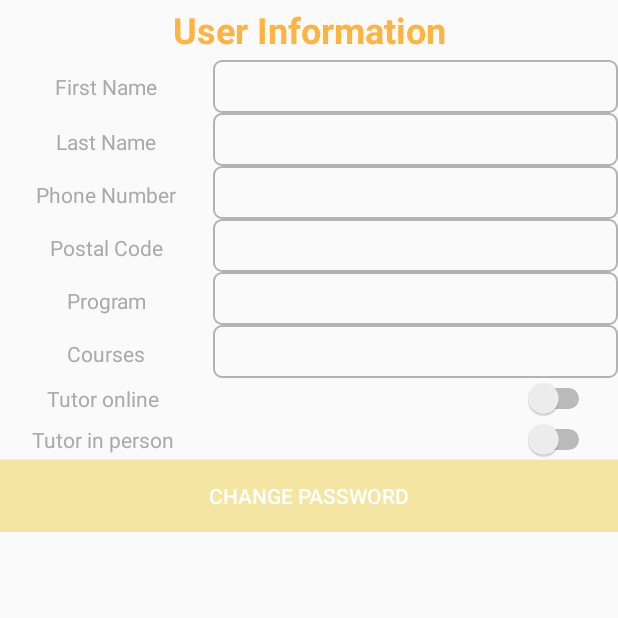
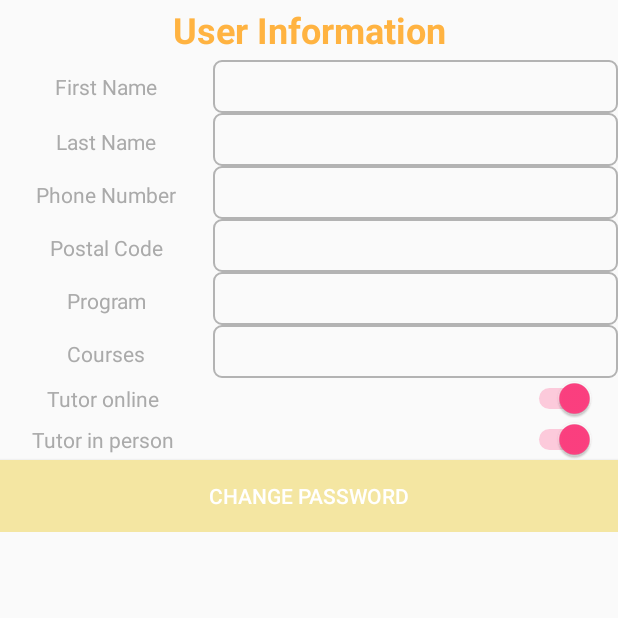
Before and after one commit to elba98/T2, an Android app: the SettingsUserActivity screen opened directly, with no data from a screen before it, on a phone screen of 412 x 824 dp, the top half of it. Run offline under Robolectric (Android 15) with nearby library versions, the phone set to English and light mode, and no system bars; our stand-ins replace Firebase (no records; nobody signed in at launch, a user with empty details on screens opened directly).

Commit message:
minor bugs

```diff
--- a/app/src/main/java/com/cp317/t2/t2/SettingsUserActivity.java
+++ b/app/src/main/java/com/cp317/t2/t2/SettingsUserActivity.java
@@ -81,8 +81,6 @@ public class SettingsUserActivity extends AppCompatActivity {
 
                     String courses = dataSnapshot.child("program").getValue(String.class);
                     courses_editText.setText(courses);
-
-                    Toast.makeText(getApplicationContext(),"Shouldve updated information",Toast.LENGTH_SHORT).show();
                 }
 
                 @Override
@@ -96,13 +94,6 @@ public class SettingsUserActivity extends AppCompatActivity {
         }
     }
 
-
-
-
-
-
-
-
     // This method will be invoked when user click android device Back menu at bottom.
     @Override
     public void onBackPressed() {
--- a/app/src/main/res/layout/activity_settings_user.xml
+++ b/app/src/main/res/layout/activity_settings_user.xml
@@ -2,7 +2,8 @@
 <RelativeLayout xmlns:android="http://schemas.android.com/apk/res/android"
     xmlns:tools="http://schemas.android.com/tools"
     android:layout_width="match_parent"
-    android:layout_height="wrap_content">
+    android:layout_height="wrap_content"
+    android:focusableInTouchMode="true">
 
     <TextView
         android:id="@+id/title_textView"
@@ -223,6 +224,7 @@
                     android:layout_width="wrap_content"
                     android:layout_height="wrap_content"
                     android:layout_weight="4"
+                    android:checked="true"
                     android:paddingRight="15dp"
                     tools:checked="true" />
             </LinearLayout>
@@ -249,6 +251,7 @@
                     android:layout_width="wrap_content"
                     android:layout_height="wrap_content"
                     android:layout_weight="4"
+                    android:checked="true"
                     android:paddingRight="15dp"
                     tools:checked="true" />
             </LinearLayout>
```
